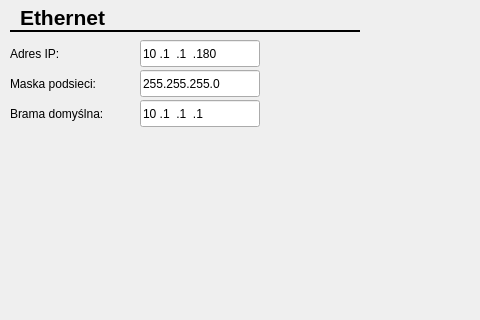
Old version of the form CfgForms/cethernetcfgform.ui in the repository kaczmar55/koneor_v2; both pictures show x 0 to 480 and y 0 to 320 of the 835 by 415 pixel window.
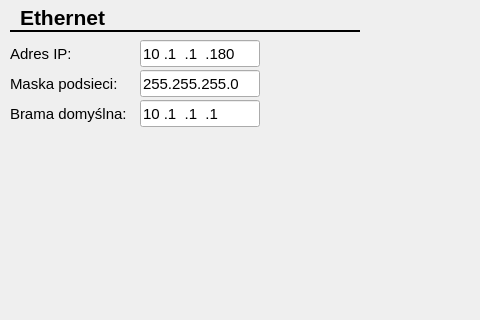
New version of the form.

Diff of the .ui file:
```diff
--- a/CfgForms/cethernetcfgform.ui
+++ b/CfgForms/cethernetcfgform.ui
@@ -65,6 +65,11 @@
      <height>17</height>
     </rect>
    </property>
+   <property name="font">
+    <font>
+     <pointsize>11</pointsize>
+    </font>
+   </property>
    <property name="text">
     <string>Adres IP:</string>
    </property>
@@ -78,6 +83,11 @@
      <height>17</height>
     </rect>
    </property>
+   <property name="font">
+    <font>
+     <pointsize>11</pointsize>
+    </font>
+   </property>
    <property name="text">
     <string>Brama domyślna:</string>
    </property>
@@ -91,6 +101,11 @@
      <height>27</height>
     </rect>
    </property>
+   <property name="font">
+    <font>
+     <pointsize>11</pointsize>
+    </font>
+   </property>
    <property name="inputMask">
     <string>000.000.000.000</string>
    </property>
@@ -107,6 +122,11 @@
      <height>27</height>
     </rect>
    </property>
+   <property name="font">
+    <font>
+     <pointsize>11</pointsize>
+    </font>
+   </property>
    <property name="inputMask">
     <string>000.000.000.000</string>
    </property>
@@ -123,6 +143,11 @@
      <height>27</height>
     </rect>
    </property>
+   <property name="font">
+    <font>
+     <pointsize>11</pointsize>
+    </font>
+   </property>
    <property name="inputMask">
     <string>000.000.000.000</string>
    </property>
@@ -139,6 +164,11 @@
      <height>17</height>
     </rect>
    </property>
+   <property name="font">
+    <font>
+     <pointsize>11</pointsize>
+    </font>
+   </property>
    <property name="text">
     <string>Maska podsieci:</string>
    </property>
```
